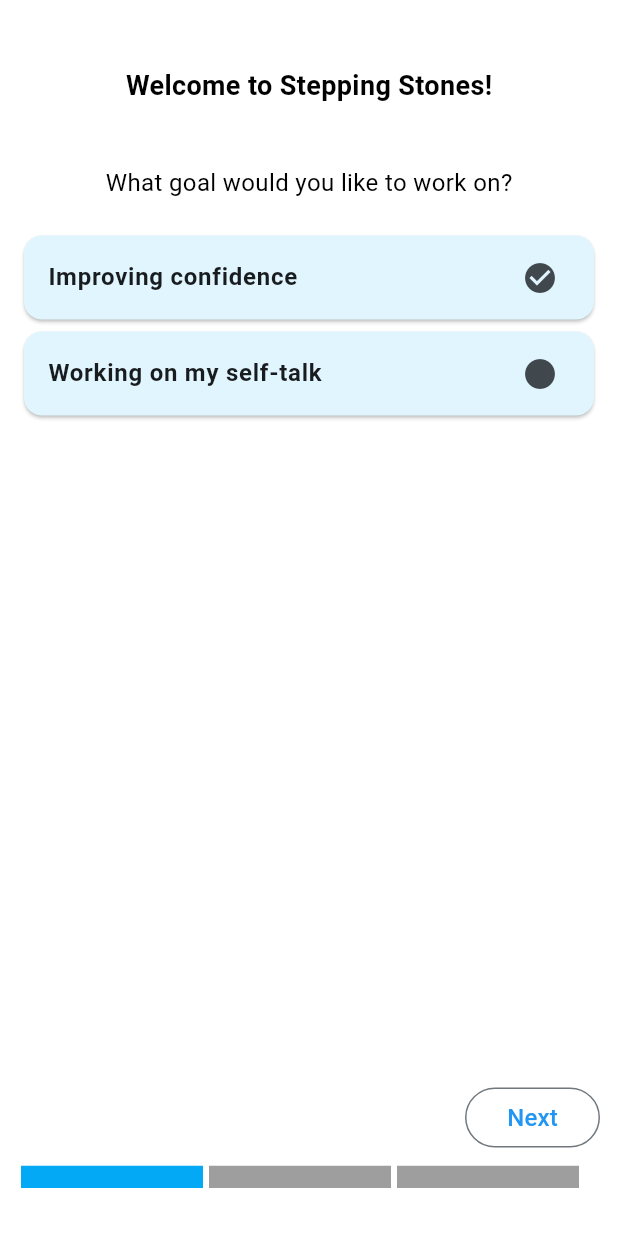
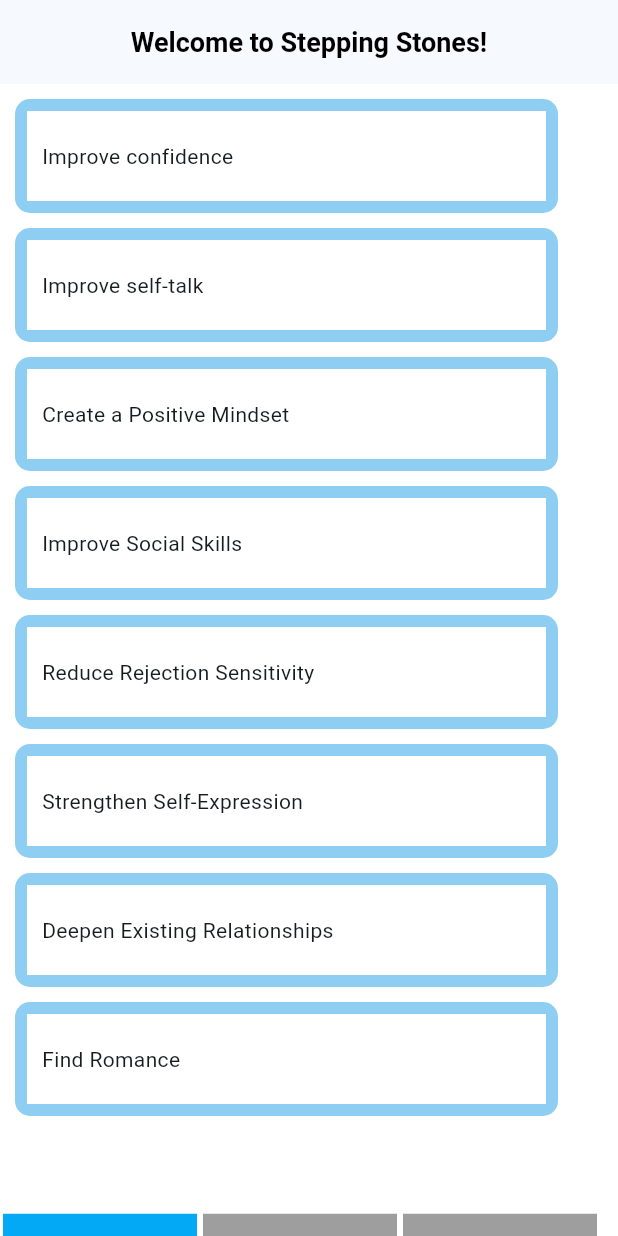
Before and after one commit to lucampor/stepping_stones, a Flutter app: the screen it shows after launch, on a phone screen of 412 x 824 dp. Run offline on Flutter 3.47's test engine with Material 2 defaults, Android fonts, the phone set to English and light mode, and no system bars; drawn by our look-alikes of step_progress_indicator.

Commit message:
Multiple selection + hidden next

```diff
--- a/lib/main.dart
+++ b/lib/main.dart
@@ -22,7 +22,7 @@ class MyApp extends StatelessWidget {
         colorScheme: ColorScheme.fromSeed(seedColor: Colors.lightBlueAccent),
         useMaterial3: true,
       ),
-      home: const SelectGoal(false), //const GoalPage(), const JournalPage("Improving confidence"),
+      home: const SelectGoal(), //const GoalPage(), const JournalPage("Improving confidence"),
     );
   }
 }
--- a/lib/tutorial/select_goal.dart
+++ b/lib/tutorial/select_goal.dart
@@ -3,21 +3,23 @@ import 'package:flutter/material.dart';
 import 'package:stepping_stones/tutorial/select_stones.dart';
 
 class SelectGoal extends StatefulWidget {
-  const SelectGoal(this.isSelected, {super.key});
-  final bool isSelected;
+  const SelectGoal({super.key});
 
   @override
   State<SelectGoal> createState() => _SelectGoalState();
 }
 
 class _SelectGoalState extends State<SelectGoal> {
-  late bool _isSelected = false;
-
-  @override
-  void initState() {
-    super.initState();
-    _isSelected = widget.isSelected;
-  }
+  final goals = [
+    "Improve confidence",
+    "Improve self-talk",
+    "Create a Positive Mindset",
+    "Improve Social Skills",
+    "Reduce Rejection Sensitivity",
+    "Strengthen Self-Expression",
+    "Deepen Existing Relationships",
+    "Find Romance"
+  ].map((g) => Goal(g)).toList();
 
   @override
   Widget build(BuildContext context) {
@@ -45,17 +47,13 @@ class _SelectGoalState extends State<SelectGoal> {
               ),
             )));
 
-    var welcomeText = const Padding(
-        padding: EdgeInsets.fromLTRB(0, 12, 0, 20),
-        child: Center(
-            child: Text(
-          "Welcome to Stepping Stones!",
+    var welcomeText = Text("Welcome to Stepping Stones!",
       style: TextStyle(
         fontWeight: FontWeight.w700,
         fontSize: 18,
         color: Colors.black,
       ),
-        )));
+    );
 
     var descriptiveText = const Padding(
         padding: EdgeInsets.fromLTRB(0, 20, 0, 20),
@@ -78,85 +76,77 @@ class _SelectGoalState extends State<SelectGoal> {
           unselectedColor: Colors.black38,
         ));
 
-    var navButtons = Row(children: <Widget>[
-      Container(color: Colors.white, width: 90, height: 40),
-      const Spacer(),
-      nextButton,
-    ]);
-
-    int selectedOption = 0;
-
     return Scaffold(
       backgroundColor: const Color(0xFFFFFFFF),
-        body: Padding(
-            padding: const EdgeInsets.fromLTRB(12, 32, 12, 32),
-            child: Scaffold(
-                backgroundColor: const Color(0xFFFFFFFF),
-                body: Column(
-                  mainAxisAlignment: MainAxisAlignment.spaceBetween,
-                  crossAxisAlignment: CrossAxisAlignment.stretch,
-                  children: <Widget>[
-                    Column(children: <Widget>[
-                      welcomeText,
-                      descriptiveText,
-                      Card(
-                          color: Colors.lightBlue[50],
+      appBar: AppBar(
+        title: welcomeText,
+        centerTitle: true,
+      ),
+      body: Stack(
+        children: [
+          SafeArea(
+            minimum: const EdgeInsets.all(10),
+            child: ListView.separated(
+              itemCount: goals.length,
+              itemBuilder: (context, index) {
+                var elems =
+                  [
+                    Expanded(
                     child: InkWell(
-                              hoverColor: Colors.transparent,
-                              splashColor: Colors.transparent,
-                              onTap: () {
-                                setState(() {
-                                  _isSelected = false;
-                                });
+                      onTap: ()=> setState((){goals[index].selected = !goals[index].selected;}),
+                      child: ClipRRect(
+                        borderRadius: BorderRadius.circular(10),
+                        child: Container(
+                          decoration: BoxDecoration(border: Border.all(
+                              color: Theme.of(context).colorScheme.inversePrimary,
+                              width: 8
+                          )),
+                          padding: const EdgeInsetsDirectional.symmetric(
+                            horizontal: 10,
+                            vertical: 20
+                          ),
+                          child: Text(goals[index].name),
+                        ),
+                      ),
+                    ),
+                  ),
+                  const VerticalDivider(width: 30,),
+                ];
+
+                if (goals[index].selected) {
+                  elems = elems.reversed.toList();
+                }
+
+                return Row(children: elems);
               },
-                              child: ListTile(
-                                title: const Text(
-                                  "Improving confidence",
-                                  style: TextStyle(
-                                      fontWeight: FontWeight.bold,
-                                      fontSize: 16),
+              separatorBuilder: (context, index) => const Divider(
+                height: 10,
+                color: Colors.transparent,
               ),
-                                trailing: !_isSelected
-                                    ? const Icon(Icons.check_circle)
-                                    : const Icon(Icons.circle),
-                              ))),
-                      Card(
-                          color: Colors.lightBlue[50],
-                          child: InkWell(
-                              hoverColor: Colors.transparent,
-                              splashColor: Colors.transparent,
-                              onTap: () {
-                                setState(() {
-                                  _isSelected = true;
-                                });
-                              },
-                              child: ListTile(
-                                title: const Text(
-                                  "Working on my self-talk",
-                                  style: TextStyle(
-                                      fontWeight: FontWeight.bold,
-                                      fontSize: 16),
+            )
           ),
-                                trailing: _isSelected
-                                    ? const Icon(Icons.check_circle)
-                                    : const Icon(Icons.circle),
-                              ))),
-                    ]),
-                    Column(children: <Widget>[
-                      Padding(
-                          padding: const EdgeInsets.fromLTRB(0, 0, 0, 12),
-                          child: navButtons),
-                      progressBar
-                    ])
+          if (goals.where((g) => g.selected).toList().isNotEmpty)
+          Align(
+            child: nextButton,
+            alignment: Alignment.bottomRight,
+          )
         ],
-                ))));
+      ),
+      bottomNavigationBar: progressBar,
+    );
   }
 }
 
+class Goal {
+  Goal(this.name, {this.selected = false});
+
+  String name;
+  bool selected;
+}
+
 // class GoalItem extends StatefulWidget {
-//   const GoalItem(this.goalText, this.state, {super.key});
-//   final String goalText;
-//   final bool state;
+//   const GoalItem(this.goal, {super.key});
+//   final Goal goal;
 
 //   @override
 //   State<GoalItem> createState() => _GoalItemState();
@@ -165,25 +155,54 @@ class _SelectGoalState extends State<SelectGoal> {
 // class _GoalItemState extends State<GoalItem> {
 //   @override
 //   Widget build(BuildContext context) {
-//     return Card(
-//         color: Colors.lightBlue[50],
+//     var elem = [
+//       Expanded(
 //         child: InkWell(
-//             hoverColor: Colors.transparent,
-//             splashColor: Colors.transparent,
-//             onTap: () {
-//               setState(() {
-//                 !widget.state;
-//               });
-//             },
-//             child: ListTile(
-//               title: Text(
-//                 widget.goalText,
-//                 style:
-//                     const TextStyle(fontWeight: FontWeight.bold, fontSize: 16),
+//           onTap: ()=> setState((){widget.goal.selected = !widget.goal.selected;}),
+//           child: ClipRRect(
+//             borderRadius: BorderRadius.circular(10),
+//             child: Container(
+//               decoration: BoxDecoration(border: Border.all(
+//                   color: Theme.of(context).colorScheme.inversePrimary,
+//                   width: 8
+//               )),
+//               padding: const EdgeInsetsDirectional.symmetric(
+//                 horizontal: 10,
+//                 vertical: 20
 //               ),
-//               trailing: !widget.state
-//                   ? const Icon(Icons.check_circle)
-//                   : const Icon(Icons.circle),
-//             )));
+//               child: Text(widget.goal.name),
+//             ),
+//           ),
+//         ),
+//       ),
+//       const VerticalDivider(width: 30,),
+//     ];
+//     if (widget.goal.selected) {
+//       elem = elem.reversed.toList();
+//     }
+
+//     return Row(
+//       children: elem,
+//     );
+    // Card(
+    //     color: Colors.lightBlue[50],
+    //     child: InkWell(
+    //         hoverColor: Colors.transparent,
+    //         splashColor: Colors.transparent,
+    //         onTap: () {
+    //           setState(() {
+    //             !widget.state;
+    //           });
+    //         },
+    //         child: ListTile(
+    //           title: Text(
+    //             widget.goal,
+    //             style:
+    //                 const TextStyle(fontWeight: FontWeight.bold, fontSize: 16),
+    //           ),
+    //           trailing: !widget.state
+    //               ? const Icon(Icons.check_circle)
+    //               : const Icon(Icons.circle),
+    //        )));
 //   }
 // }
```
Lines whose indentation alone changed are shown as unchanged.
